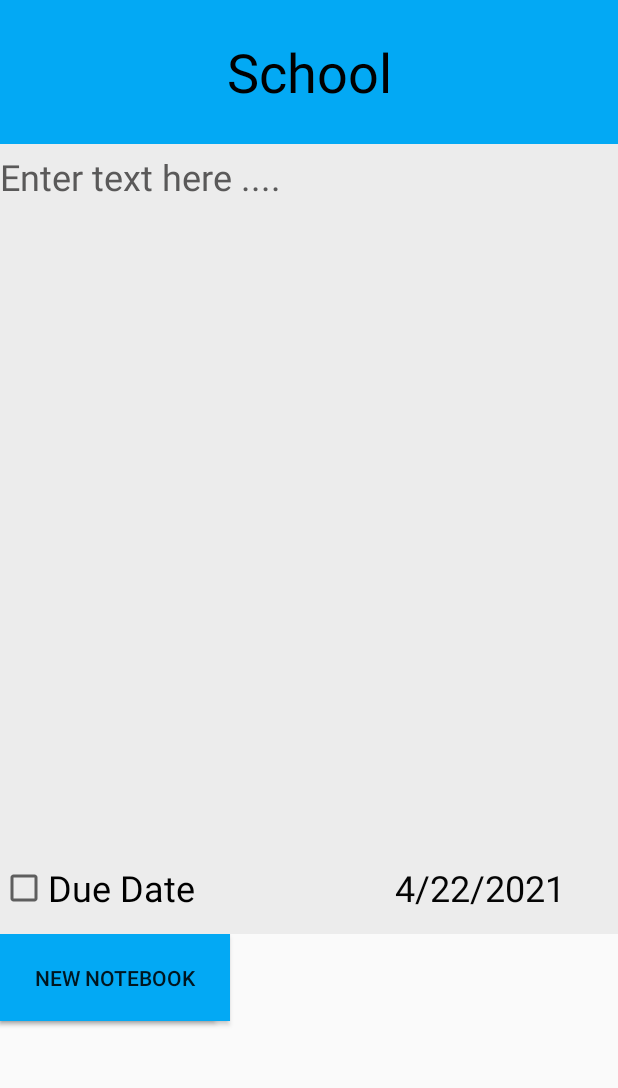
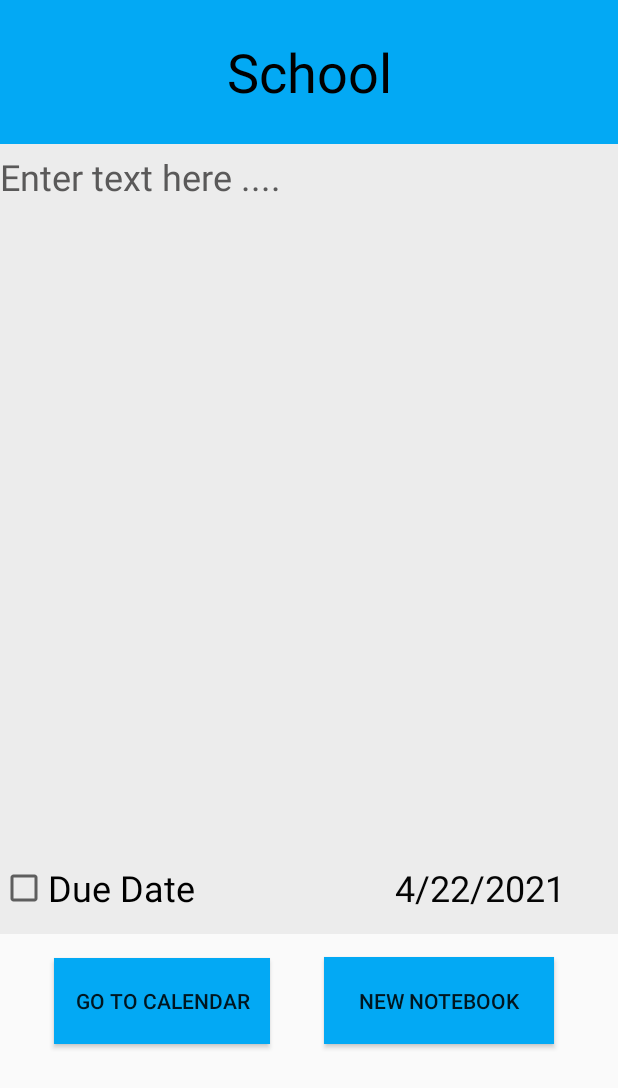
Before and after one commit to dfayaud/NotebookScheduler, an Android app: the notes_example screen opened directly, with no data from a screen before it, on a phone screen of 412 x 824 dp. Shown: the top 1088 px of the screen. Run offline under Robolectric (Android 15) with nearby library versions, the phone set to English and light mode, and no system bars.

Commit message:
notebook example view

```diff
--- a/app/src/main/res/layout/activity_notes_example.xml
+++ b/app/src/main/res/layout/activity_notes_example.xml
@@ -77,19 +77,23 @@
                 android:id="@+id/button3"
                 android:layout_width="144dp"
                 android:layout_height="57dp"
+                android:layout_marginStart="36dp"
+                android:layout_marginTop="16dp"
                 android:background="#03A9F4"
                 android:text="Go To Calendar"
-                tools:layout_editor_absoluteX="36dp"
-                tools:layout_editor_absoluteY="16dp" />
+                app:layout_constraintStart_toStartOf="parent"
+                app:layout_constraintTop_toTopOf="parent" />
 
             <Button
                 android:id="@+id/button4"
                 android:layout_width="153dp"
                 android:layout_height="58dp"
+                android:layout_marginStart="36dp"
+                android:layout_marginTop="15dp"
                 android:background="#03A9F4"
                 android:text="New Notebook"
-                tools:layout_editor_absoluteX="216dp"
-                tools:layout_editor_absoluteY="15dp" />
+                app:layout_constraintStart_toEndOf="@+id/button3"
+                app:layout_constraintTop_toTopOf="parent" />
         </androidx.constraintlayout.widget.ConstraintLayout>
 
     </LinearLayout>
```
